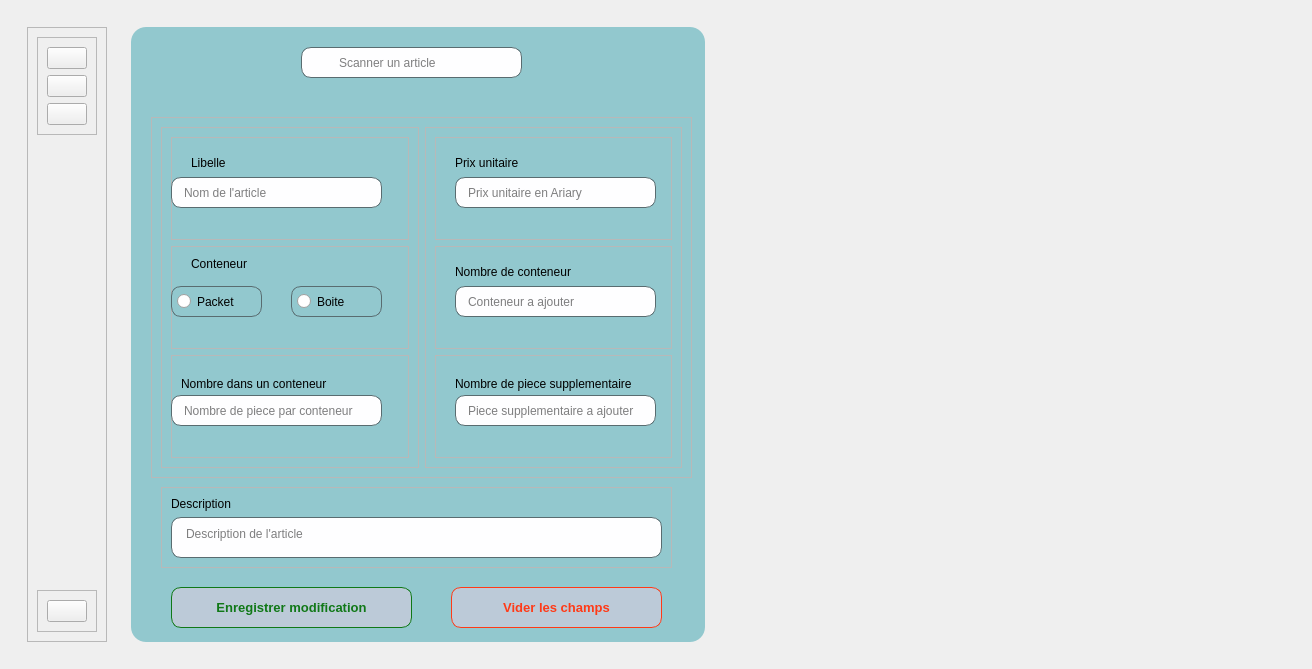
The window that views/auth/main_login.ui (ninohantonio/Store-Management) describes before a commit, drawn with Qt 5.
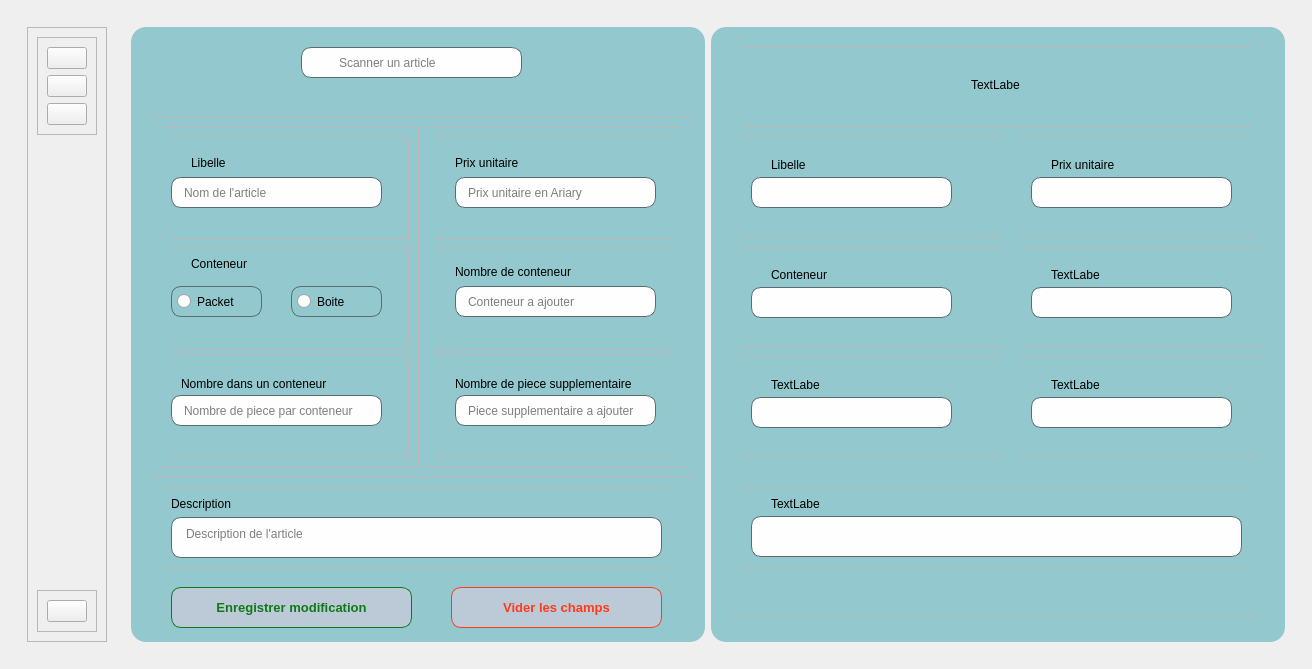
The same window after the commit. Icons and pictures are not drawn.

Commit message: formulaire d'ajout

Patch:
```diff
--- a/views/auth/main_login.ui
+++ b/views/auth/main_login.ui
@@ -37,6 +37,10 @@
 	padding-left: 35px;
 	background: #fefeff;
 }
+#affichage1{
+	background: rgb(146, 200, 206);
+	border-radius: 15px;
+}
 
 #formulaire1{
 	background: rgb(146, 200, 206);
@@ -575,7 +579,336 @@
            </widget>
           </item>
           <item>
-           <widget class="QWidget" name="widget_4" native="true"/>
+           <widget class="QWidget" name="affichage1" native="true">
+            <widget class="QWidget" name="widget_2" native="true">
+             <property name="geometry">
+              <rect>
+               <x>10</x>
+               <y>10</y>
+               <width>551</width>
+               <height>591</height>
+              </rect>
+             </property>
+             <widget class="QFrame" name="frame_14">
+              <property name="geometry">
+               <rect>
+                <x>10</x>
+                <y>-40</y>
+                <width>531</width>
+                <height>621</height>
+               </rect>
+              </property>
+              <property name="frameShape">
+               <enum>QFrame::Shape::StyledPanel</enum>
+              </property>
+              <property name="frameShadow">
+               <enum>QFrame::Shadow::Raised</enum>
+              </property>
+              <widget class="QFrame" name="frame_15">
+               <property name="geometry">
+                <rect>
+                 <x>10</x>
+                 <y>140</y>
+                 <width>261</width>
+                 <height>101</height>
+                </rect>
+               </property>
+               <property name="frameShape">
+                <enum>QFrame::Shape::StyledPanel</enum>
+               </property>
+               <property name="frameShadow">
+                <enum>QFrame::Shadow::Raised</enum>
+               </property>
+               <widget class="QLabel" name="label_9">
+                <property name="geometry">
+                 <rect>
+                  <x>30</x>
+                  <y>20</y>
+                  <width>49</width>
+                  <height>16</height>
+                 </rect>
+                </property>
+                <property name="text">
+                 <string>Libelle</string>
+                </property>
+               </widget>
+               <widget class="QLineEdit" name="lineEdit_8">
+                <property name="geometry">
+                 <rect>
+                  <x>10</x>
+                  <y>40</y>
+                  <width>201</width>
+                  <height>31</height>
+                 </rect>
+                </property>
+               </widget>
+              </widget>
+              <widget class="QFrame" name="frame_16">
+               <property name="geometry">
+                <rect>
+                 <x>290</x>
+                 <y>140</y>
+                 <width>231</width>
+                 <height>101</height>
+                </rect>
+               </property>
+               <property name="frameShape">
+                <enum>QFrame::Shape::StyledPanel</enum>
+               </property>
+               <property name="frameShadow">
+                <enum>QFrame::Shadow::Raised</enum>
+               </property>
+               <widget class="QLabel" name="label_10">
+                <property name="geometry">
+                 <rect>
+                  <x>30</x>
+                  <y>20</y>
+                  <width>121</width>
+                  <height>16</height>
+                 </rect>
+                </property>
+                <property name="text">
+                 <string>Prix unitaire</string>
+                </property>
+               </widget>
+               <widget class="QLineEdit" name="lineEdit_9">
+                <property name="geometry">
+                 <rect>
+                  <x>10</x>
+                  <y>40</y>
+                  <width>201</width>
+                  <height>31</height>
+                 </rect>
+                </property>
+               </widget>
+              </widget>
+              <widget class="QFrame" name="frame_17">
+               <property name="geometry">
+                <rect>
+                 <x>10</x>
+                 <y>250</y>
+                 <width>261</width>
+                 <height>101</height>
+                </rect>
+               </property>
+               <property name="frameShape">
+                <enum>QFrame::Shape::StyledPanel</enum>
+               </property>
+               <property name="frameShadow">
+                <enum>QFrame::Shadow::Raised</enum>
+               </property>
+               <widget class="QLabel" name="label_13">
+                <property name="geometry">
+                 <rect>
+                  <x>30</x>
+                  <y>20</y>
+                  <width>71</width>
+                  <height>16</height>
+                 </rect>
+                </property>
+                <property name="text">
+                 <string>Conteneur</string>
+                </property>
+               </widget>
+               <widget class="QLineEdit" name="lineEdit_10">
+                <property name="geometry">
+                 <rect>
+                  <x>10</x>
+                  <y>40</y>
+                  <width>201</width>
+                  <height>31</height>
+                 </rect>
+                </property>
+               </widget>
+              </widget>
+              <widget class="QFrame" name="frame_18">
+               <property name="geometry">
+                <rect>
+                 <x>10</x>
+                 <y>360</y>
+                 <width>261</width>
+                 <height>101</height>
+                </rect>
+               </property>
+               <property name="frameShape">
+                <enum>QFrame::Shape::StyledPanel</enum>
+               </property>
+               <property name="frameShadow">
+                <enum>QFrame::Shadow::Raised</enum>
+               </property>
+               <widget class="QLabel" name="label_14">
+                <property name="geometry">
+                 <rect>
+                  <x>30</x>
+                  <y>20</y>
+                  <width>49</width>
+                  <height>16</height>
+                 </rect>
+                </property>
+                <property name="text">
+                 <string>TextLabel</string>
+                </property>
+               </widget>
+               <widget class="QLineEdit" name="lineEdit_11">
+                <property name="geometry">
+                 <rect>
+                  <x>10</x>
+                  <y>40</y>
+                  <width>201</width>
+                  <height>31</height>
+                 </rect>
+                </property>
+               </widget>
+              </widget>
+              <widget class="QFrame" name="frame_19">
+               <property name="geometry">
+                <rect>
+                 <x>290</x>
+                 <y>250</y>
+                 <width>261</width>
+                 <height>101</height>
+                </rect>
+               </property>
+               <property name="frameShape">
+                <enum>QFrame::Shape::StyledPanel</enum>
+               </property>
+               <property name="frameShadow">
+                <enum>QFrame::Shadow::Raised</enum>
+               </property>
+               <widget class="QLabel" name="label_15">
+                <property name="geometry">
+                 <rect>
+                  <x>30</x>
+                  <y>20</y>
+                  <width>49</width>
+                  <height>16</height>
+                 </rect>
+                </property>
+                <property name="text">
+                 <string>TextLabel</string>
+                </property>
+               </widget>
+               <widget class="QLineEdit" name="lineEdit_12">
+                <property name="geometry">
+                 <rect>
+                  <x>10</x>
+                  <y>40</y>
+                  <width>201</width>
+                  <height>31</height>
+                 </rect>
+                </property>
+               </widget>
+              </widget>
+              <widget class="QFrame" name="frame_20">
+               <property name="geometry">
+                <rect>
+                 <x>290</x>
+                 <y>360</y>
+                 <width>261</width>
+                 <height>101</height>
+                </rect>
+               </property>
+               <property name="frameShape">
+                <enum>QFrame::Shape::StyledPanel</enum>
+               </property>
+               <property name="frameShadow">
+                <enum>QFrame::Shadow::Raised</enum>
+               </property>
+               <widget class="QLabel" name="label_16">
+                <property name="geometry">
+                 <rect>
+                  <x>30</x>
+                  <y>20</y>
+                  <width>49</width>
+                  <height>16</height>
+                 </rect>
+                </property>
+                <property name="text">
+                 <string>TextLabel</string>
+                </property>
+               </widget>
+               <widget class="QLineEdit" name="lineEdit_13">
+                <property name="geometry">
+                 <rect>
+                  <x>10</x>
+                  <y>40</y>
+                  <width>201</width>
+                  <height>31</height>
+                 </rect>
+                </property>
+               </widget>
+              </widget>
+              <widget class="QFrame" name="frame_21">
+               <property name="geometry">
+                <rect>
+                 <x>10</x>
+                 <y>50</y>
+                 <width>511</width>
+                 <height>80</height>
+                </rect>
+               </property>
+               <property name="frameShape">
+                <enum>QFrame::Shape::StyledPanel</enum>
+               </property>
+               <property name="frameShadow">
+                <enum>QFrame::Shadow::Raised</enum>
+               </property>
+               <widget class="QLabel" name="label_17">
+                <property name="geometry">
+                 <rect>
+                  <x>230</x>
+                  <y>30</y>
+                  <width>49</width>
+                  <height>16</height>
+                 </rect>
+                </property>
+                <property name="text">
+                 <string>TextLabel</string>
+                </property>
+               </widget>
+              </widget>
+              <widget class="QFrame" name="frame_22">
+               <property name="geometry">
+                <rect>
+                 <x>10</x>
+                 <y>489</y>
+                 <width>511</width>
+                 <height>81</height>
+                </rect>
+               </property>
+               <property name="frameShape">
+                <enum>QFrame::Shape::StyledPanel</enum>
+               </property>
+               <property name="frameShadow">
+                <enum>QFrame::Shadow::Raised</enum>
+               </property>
+               <widget class="QTextEdit" name="textEdit">
+                <property name="geometry">
+                 <rect>
+                  <x>10</x>
+                  <y>30</y>
+                  <width>491</width>
+                  <height>41</height>
+                 </rect>
+                </property>
+               </widget>
+               <widget class="QLabel" name="label_18">
+                <property name="geometry">
+                 <rect>
+                  <x>30</x>
+                  <y>10</y>
+                  <width>49</width>
+                  <height>16</height>
+                 </rect>
+                </property>
+                <property name="text">
+                 <string>TextLabel</string>
+                </property>
+               </widget>
+              </widget>
+             </widget>
+            </widget>
+           </widget>
           </item>
          </layout>
         </widget>
```
Left out of the diff: 13 changed lines with no effect on the pictures. The commit also changes 1 other file.
